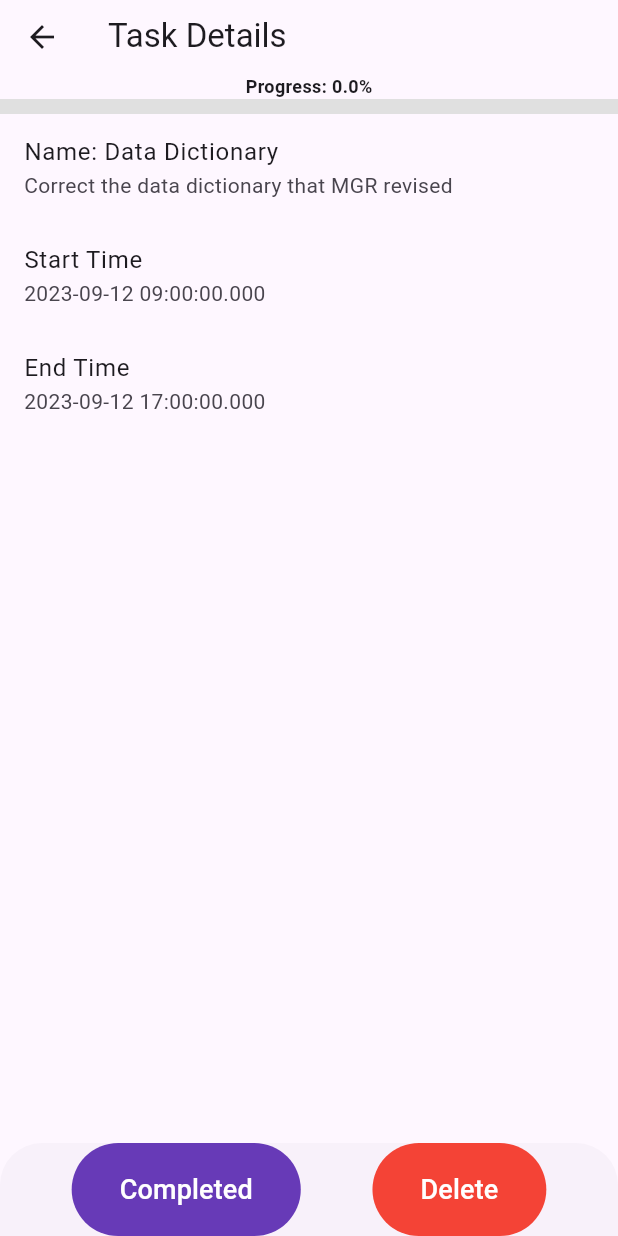
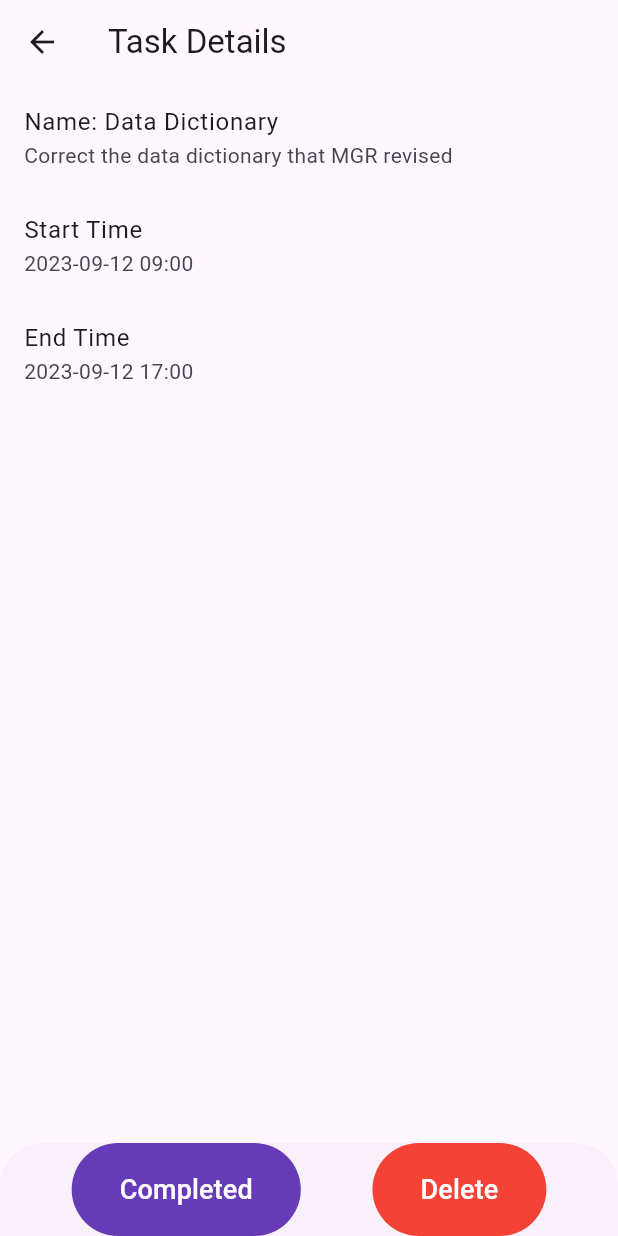
Before and after one commit to maxstain/desktop-manager, a Flutter app: the TaskManagerPage screen opened directly, after a tap on "Data Dictionary", on a phone screen of 412 x 824 dp. Run offline on Flutter 3.47's test engine with Material 2 defaults, Android fonts, the phone set to English and light mode, and no system bars; our stand-ins replace lottie.

Commit message:
[REFACTOR]: Working on the tasks

```diff
--- a/lib/Models/Task.dart
+++ b/lib/Models/Task.dart
@@ -4,7 +4,6 @@ class Task {
   late final DateTime startTime;
   late final DateTime endTime;
   late bool isComplete;
-  late double progress = 0;
 
   Task(
     this.name,
@@ -29,11 +28,6 @@ class Task {
         'isComplete': isComplete,
       };
 
-  void setProgressByTimeRemaining() {
-    progress = DateTime.now().difference(startTime).inSeconds /
-        endTime.difference(startTime).inSeconds;
-  }
-
   void complete() {
     isComplete = true;
   }
--- a/lib/Views/TaskManagerPage.dart
+++ b/lib/Views/TaskManagerPage.dart
@@ -188,19 +188,11 @@ class _TaskManagerPageState extends State<TaskManagerPage> {
                               ),
                             ),
                             subtitle: Text(
-                              SharedData().tasks[index].progress == 0
-                                  ? 'Not started'
-                                  : SharedData().tasks[index].progress == 1
-                                      ? 'In progress'
-                                      : 'Completed',
+                              SharedData().tasks[index].description,
                               style: TextStyle(
                                 fontSize: 16,
                                 fontWeight: FontWeight.bold,
-                                color: SharedData().tasks[index].progress == 0
-                                    ? Colors.red
-                                    : SharedData().tasks[index].progress == 1
-                                        ? Colors.amber
-                                        : Colors.green,
+                                color: Colors.grey[600],
                               ),
                             ),
                             trailing: IconButton(
--- a/lib/Views/taskDetails.dart
+++ b/lib/Views/taskDetails.dart
@@ -11,18 +11,9 @@ class TaskDetailsPage extends StatefulWidget {
 }
 
 class _TaskDetailsPageState extends State<TaskDetailsPage> {
-  void refresh() {
-    Future.delayed(const Duration(seconds: 1), () {
-      SharedData().tasks[widget.index].setProgressByTimeRemaining();
-      refresh();
-    });
-  }
-
   @override
   void initState() {
     super.initState();
-    SharedData().tasks[widget.index].setProgressByTimeRemaining();
-    refresh();
   }
 
   @override
@@ -30,26 +21,6 @@ class _TaskDetailsPageState extends State<TaskDetailsPage> {
     return Scaffold(
       appBar: AppBar(
         title: const Text('Task Details'),
-        bottom: PreferredSize(
-          preferredSize: const Size.fromHeight(20.0),
-          child: Column(
-            children: [
-              Text(
-                'Progress: ${SharedData().tasks[widget.index].progress * 100}%',
-                style: const TextStyle(
-                  fontSize: 12,
-                  fontWeight: FontWeight.bold,
-                ),
-              ),
-              LinearProgressIndicator(
-                value: SharedData().tasks[widget.index].progress,
-                color: Colors.deepPurple,
-                minHeight: 10.0,
-                backgroundColor: Colors.grey[300],
-              ),
-            ],
-          ),
-        ),
       ),
       body: ListView(
         children: [
@@ -59,11 +30,13 @@ class _TaskDetailsPageState extends State<TaskDetailsPage> {
           ),
           ListTile(
             title: const Text('Start Time'),
-            subtitle: Text('${SharedData().tasks[widget.index].startTime}'),
+            subtitle: Text('${SharedData().tasks[widget.index].startTime}'
+                .substring(0, 16)),
           ),
           ListTile(
             title: const Text('End Time'),
-            subtitle: Text('${SharedData().tasks[widget.index].endTime}'),
+            subtitle: Text(
+                '${SharedData().tasks[widget.index].endTime}'.substring(0, 16)),
           ),
         ],
       ),
--- a/pubspec.yaml
+++ b/pubspec.yaml
@@ -43,8 +43,7 @@ dependencies:
 flutter_icons:
   android: "launcher_icon"
   ios: true
-  web: true
-  windows: true
+  remove_alpha_ios: true
   image_path: "assets/Icons/Icon.png"
 
 dev_dependencies:
```
Also changed, not shown: 27 other files.
